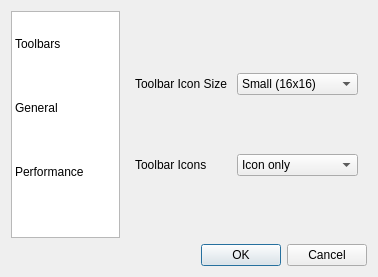
mbasaglia/Knotter, file src/dialogs/config_dialog.ui: the form before one commit.
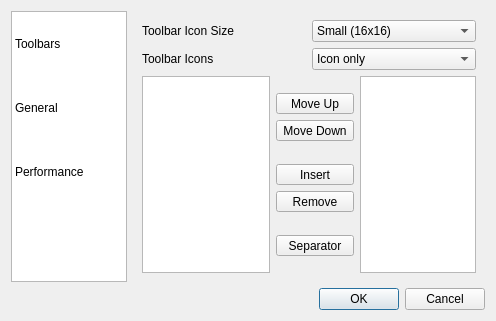
The form after the commit.

Diff of the .ui file:
```diff
--- a/src/dialogs/config_dialog.ui
+++ b/src/dialogs/config_dialog.ui
@@ -6,8 +6,8 @@
    <rect>
     <x>0</x>
     <y>0</y>
-    <width>378</width>
-    <height>277</height>
+    <width>496</width>
+    <height>321</height>
    </rect>
   </property>
   <property name="sizePolicy">
@@ -20,14 +20,82 @@
    <string>Dialog</string>
   </property>
   <layout class="QGridLayout" name="gridLayout">
-   <item row="1" column="1">
-    <widget class="QDialogButtonBox" name="buttonBox">
-     <property name="orientation">
-      <enum>Qt::Horizontal</enum>
+   <item row="0" column="0">
+    <widget class="QTableWidget" name="tableWidget">
+     <property name="maximumSize">
+      <size>
+       <width>128</width>
+       <height>16777215</height>
+      </size>
      </property>
-     <property name="standardButtons">
-      <set>QDialogButtonBox::Cancel|QDialogButtonBox::Ok</set>
+     <property name="iconSize">
+      <size>
+       <width>48</width>
+       <height>48</height>
+      </size>
      </property>
+     <property name="showGrid">
+      <bool>false</bool>
+     </property>
+     <property name="cornerButtonEnabled">
+      <bool>false</bool>
+     </property>
+     <attribute name="horizontalHeaderVisible">
+      <bool>false</bool>
+     </attribute>
+     <attribute name="horizontalHeaderDefaultSectionSize">
+      <number>64</number>
+     </attribute>
+     <attribute name="horizontalHeaderHighlightSections">
+      <bool>false</bool>
+     </attribute>
+     <attribute name="horizontalHeaderStretchLastSection">
+      <bool>true</bool>
+     </attribute>
+     <attribute name="verticalHeaderVisible">
+      <bool>false</bool>
+     </attribute>
+     <attribute name="verticalHeaderDefaultSectionSize">
+      <number>64</number>
+     </attribute>
+     <attribute name="verticalHeaderHighlightSections">
+      <bool>false</bool>
+     </attribute>
+     <row>
+      <property name="text">
+       <string/>
+      </property>
+     </row>
+     <row>
+      <property name="text">
+       <string/>
+      </property>
+     </row>
+     <row>
+      <property name="text">
+       <string/>
+      </property>
+     </row>
+     <column>
+      <property name="text">
+       <string/>
+      </property>
+     </column>
+     <item row="0" column="0">
+      <property name="text">
+       <string>Toolbars</string>
+      </property>
+     </item>
+     <item row="1" column="0">
+      <property name="text">
+       <string>General</string>
+      </property>
+     </item>
+     <item row="2" column="0">
+      <property name="text">
+       <string>Performance</string>
+      </property>
+     </item>
     </widget>
    </item>
    <item row="0" column="1">
@@ -99,6 +167,190 @@
          </item>
         </widget>
        </item>
+       <item row="2" column="0" colspan="2">
+        <layout class="QHBoxLayout" name="horizontalLayout">
+         <item>
+          <widget class="QListWidget" name="menu_items">
+           <property name="sizePolicy">
+            <sizepolicy hsizetype="Fixed" vsizetype="Expanding">
+             <horstretch>0</horstretch>
+             <verstretch>0</verstretch>
+            </sizepolicy>
+           </property>
+           <property name="maximumSize">
+            <size>
+             <width>128</width>
+             <height>16777215</height>
+            </size>
+           </property>
+          </widget>
+         </item>
+         <item>
+          <layout class="QVBoxLayout" name="verticalLayout_2">
+           <item>
+            <spacer name="verticalSpacer">
+             <property name="orientation">
+              <enum>Qt::Vertical</enum>
+             </property>
+             <property name="sizeHint" stdset="0">
+              <size>
+               <width>20</width>
+               <height>16</height>
+              </size>
+             </property>
+            </spacer>
+           </item>
+           <item>
+            <widget class="QToolButton" name="butt_move_up">
+             <property name="sizePolicy">
+              <sizepolicy hsizetype="Minimum" vsizetype="Fixed">
+               <horstretch>0</horstretch>
+               <verstretch>0</verstretch>
+              </sizepolicy>
+             </property>
+             <property name="text">
+              <string>Move Up</string>
+             </property>
+             <property name="iconSize">
+              <size>
+               <width>24</width>
+               <height>24</height>
+              </size>
+             </property>
+            </widget>
+           </item>
+           <item>
+            <widget class="QToolButton" name="butt_move_down">
+             <property name="sizePolicy">
+              <sizepolicy hsizetype="Minimum" vsizetype="Fixed">
+               <horstretch>0</horstretch>
+               <verstretch>0</verstretch>
+              </sizepolicy>
+             </property>
+             <property name="text">
+              <string>Move Down</string>
+             </property>
+             <property name="iconSize">
+              <size>
+               <width>24</width>
+               <height>24</height>
+              </size>
+             </property>
+            </widget>
+           </item>
+           <item>
+            <spacer name="verticalSpacer_3">
+             <property name="orientation">
+              <enum>Qt::Vertical</enum>
+             </property>
+             <property name="sizeHint" stdset="0">
+              <size>
+               <width>20</width>
+               <height>16</height>
+              </size>
+             </property>
+            </spacer>
+           </item>
+           <item>
+            <widget class="QToolButton" name="butt_move_left">
+             <property name="sizePolicy">
+              <sizepolicy hsizetype="Minimum" vsizetype="Fixed">
+               <horstretch>0</horstretch>
+               <verstretch>0</verstretch>
+              </sizepolicy>
+             </property>
+             <property name="text">
+              <string>Insert</string>
+             </property>
+             <property name="iconSize">
+              <size>
+               <width>24</width>
+               <height>24</height>
+              </size>
+             </property>
+            </widget>
+           </item>
+           <item>
+            <widget class="QToolButton" name="butt_move_right">
+             <property name="sizePolicy">
+              <sizepolicy hsizetype="Minimum" vsizetype="Fixed">
+               <horstretch>0</horstretch>
+               <verstretch>0</verstretch>
+              </sizepolicy>
+             </property>
+             <property name="text">
+              <string>Remove</string>
+             </property>
+             <property name="iconSize">
+              <size>
+               <width>24</width>
+               <height>24</height>
+              </size>
+             </property>
+            </widget>
+           </item>
+           <item>
+            <spacer name="verticalSpacer_2">
+             <property name="orientation">
+              <enum>Qt::Vertical</enum>
+             </property>
+             <property name="sizeHint" stdset="0">
+              <size>
+               <width>20</width>
+               <height>16</height>
+              </size>
+             </property>
+            </spacer>
+           </item>
+           <item>
+            <widget class="QToolButton" name="butt_separator">
+             <property name="sizePolicy">
+              <sizepolicy hsizetype="Minimum" vsizetype="Fixed">
+               <horstretch>0</horstretch>
+               <verstretch>0</verstretch>
+              </sizepolicy>
+             </property>
+             <property name="text">
+              <string>Separator</string>
+             </property>
+             <property name="iconSize">
+              <size>
+               <width>24</width>
+               <height>24</height>
+              </size>
+             </property>
+            </widget>
+           </item>
+           <item>
+            <spacer name="verticalSpacer_4">
+             <property name="orientation">
+              <enum>Qt::Vertical</enum>
+             </property>
+             <property name="sizeHint" stdset="0">
+              <size>
+               <width>20</width>
+               <height>16</height>
+              </size>
+             </property>
+            </spacer>
+           </item>
+          </layout>
+         </item>
+         <item>
+          <widget class="QListWidget" name="toolbar_items">
+           <property name="maximumSize">
+            <size>
+             <width>128</width>
+             <height>16777215</height>
+            </size>
+           </property>
+           <property name="movement">
+            <enum>QListView::Snap</enum>
+           </property>
+          </widget>
+         </item>
+        </layout>
+       </item>
       </layout>
      </widget>
      <widget class="QWidget" name="stackedWidgetPage2" native="true">
@@ -212,82 +464,14 @@
      </widget>
     </widget>
    </item>
-   <item row="0" column="0">
-    <widget class="QTableWidget" name="tableWidget">
-     <property name="maximumSize">
-      <size>
-       <width>128</width>
-       <height>16777215</height>
-      </size>
+   <item row="1" column="0" colspan="2">
+    <widget class="QDialogButtonBox" name="buttonBox">
+     <property name="orientation">
+      <enum>Qt::Horizontal</enum>
      </property>
-     <property name="iconSize">
-      <size>
-       <width>48</width>
-       <height>48</height>
-      </size>
+     <property name="standardButtons">
+      <set>QDialogButtonBox::Cancel|QDialogButtonBox::Ok</set>
      </property>
-     <property name="showGrid">
-      <bool>false</bool>
-     </property>
-     <property name="cornerButtonEnabled">
-      <bool>false</bool>
-     </property>
-     <attribute name="horizontalHeaderVisible">
-      <bool>false</bool>
-     </attribute>
-     <attribute name="horizontalHeaderDefaultSectionSize">
-      <number>64</number>
-     </attribute>
-     <attribute name="horizontalHeaderHighlightSections">
-      <bool>false</bool>
-     </attribute>
-     <attribute name="horizontalHeaderStretchLastSection">
-      <bool>true</bool>
-     </attribute>
-     <attribute name="verticalHeaderVisible">
-      <bool>false</bool>
-     </attribute>
-     <attribute name="verticalHeaderDefaultSectionSize">
-      <number>64</number>
-     </attribute>
-     <attribute name="verticalHeaderHighlightSections">
-      <bool>false</bool>
-     </attribute>
-     <row>
-      <property name="text">
-       <string/>
-      </property>
-     </row>
-     <row>
-      <property name="text">
-       <string/>
-      </property>
-     </row>
-     <row>
-      <property name="text">
-       <string/>
-      </property>
-     </row>
-     <column>
-      <property name="text">
-       <string/>
-      </property>
-     </column>
-     <item row="0" column="0">
-      <property name="text">
-       <string>Toolbars</string>
-      </property>
-     </item>
-     <item row="1" column="0">
-      <property name="text">
-       <string>General</string>
-      </property>
-     </item>
-     <item row="2" column="0">
-      <property name="text">
-       <string>Performance</string>
-      </property>
-     </item>
     </widget>
    </item>
   </layout>
```
Left out of the diff: 6 changed lines with no effect on the pictures.
